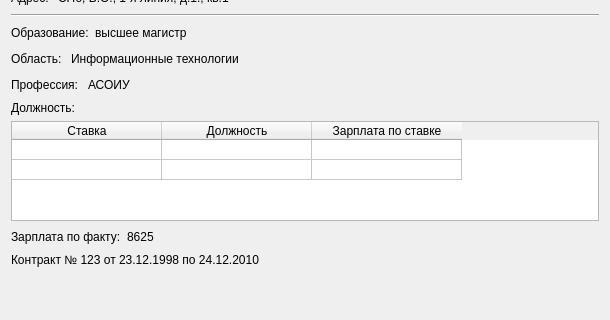
The window that department/gui/account.ui (Markoutte/department-eltech) describes before a commit, drawn with Qt 5; both pictures show x 0 to 610 and y 115 to 435 of the 610 by 580 pixel window.
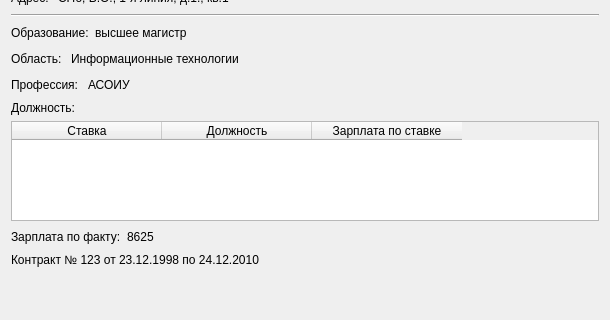
The same window after the commit.

Diff of the .ui file:
```diff
--- a/department/gui/account.ui
+++ b/department/gui/account.ui
@@ -10,6 +10,12 @@
     <height>580</height>
    </rect>
   </property>
+  <property name="minimumSize">
+   <size>
+    <width>480</width>
+    <height>0</height>
+   </size>
+  </property>
   <property name="windowTitle">
    <string>Form</string>
   </property>
@@ -258,7 +264,7 @@
         </size>
        </property>
        <property name="rowCount">
-        <number>2</number>
+        <number>0</number>
        </property>
        <property name="columnCount">
         <number>3</number>
@@ -275,8 +281,6 @@
        <attribute name="verticalHeaderDefaultSectionSize">
         <number>20</number>
        </attribute>
-       <row/>
-       <row/>
        <column>
         <property name="text">
          <string>Ставка</string>
```
